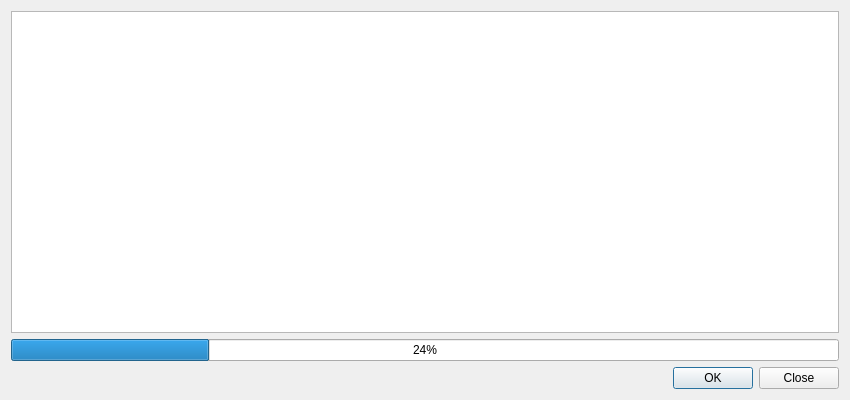
Old version of the form UI/forms/OBSRemux.ui in the repository nleseul/obs-studio.
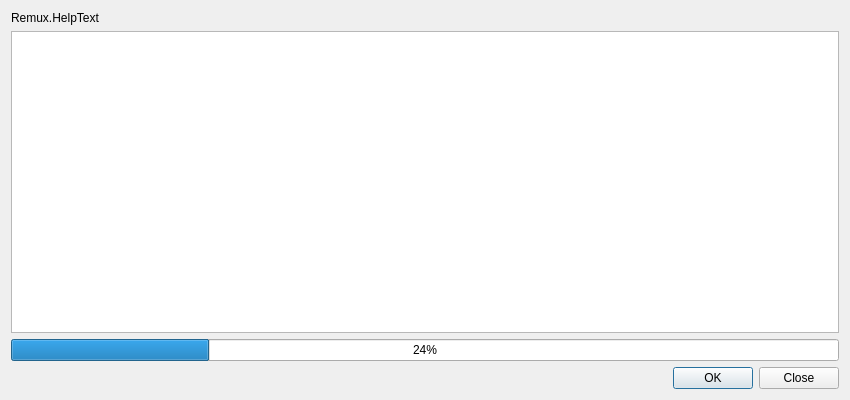
New version of the form.

Commit message: UI: Add help text to the remux window and split the updated "file exists" warning into a new key for better localization tracking.

Patch:
```diff
--- a/UI/forms/OBSRemux.ui
+++ b/UI/forms/OBSRemux.ui
@@ -51,6 +51,13 @@
      </item>
     </layout>
    </item>
+   <item row="0" column="0">
+    <widget class="QLabel" name="label">
+     <property name="text">
+      <string>Remux.HelpText</string>
+     </property>
+    </widget>
+   </item>
   </layout>
  </widget>
  <resources/>
```
The commit also changes 2 other files.
